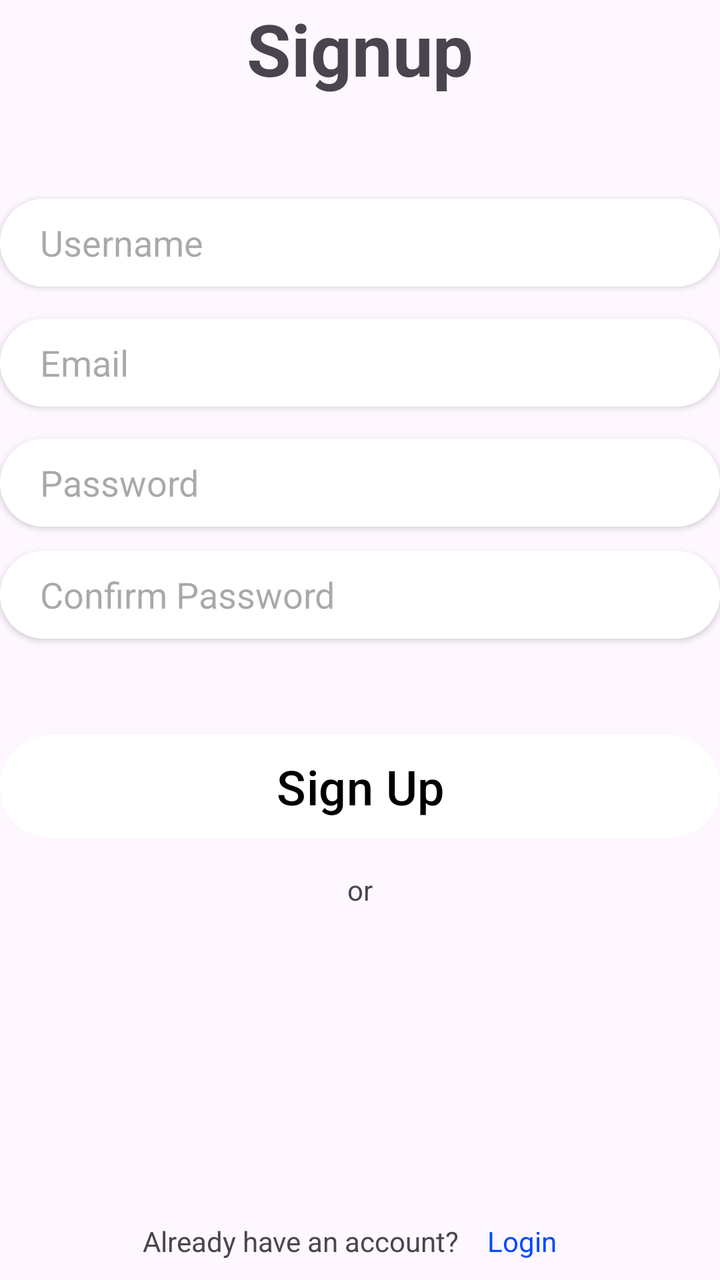
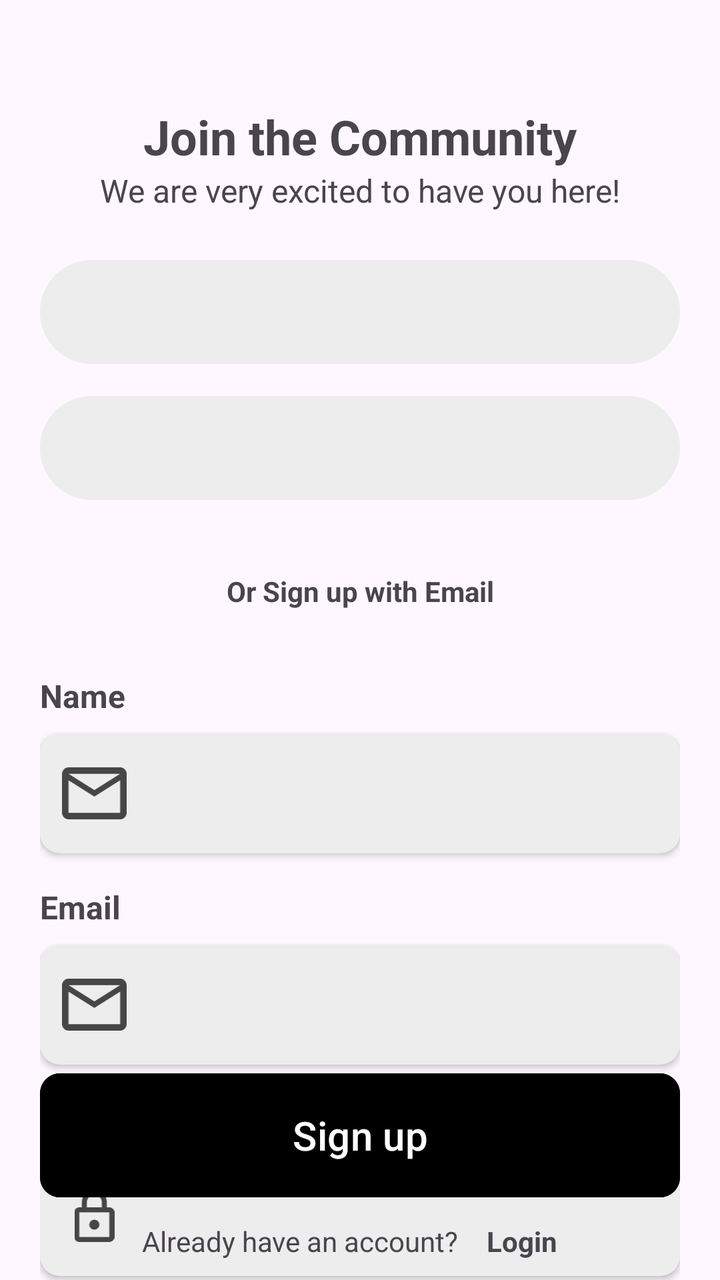

Screens rendered from an Android XML layout before and after an edit, with the pre-edit source and the edit as a unified diff.
<!-- AndroidManifest.xml: application theme Theme.Syncly -->
<!-- res/layout/fragment_sign_up.xml -->
<?xml version="1.0" encoding="utf-8"?>
<RelativeLayout xmlns:android="http://schemas.android.com/apk/res/android"
    xmlns:tools="http://schemas.android.com/tools"
    android:layout_width="match_parent"
    android:layout_height="match_parent"
    xmlns:app="http://schemas.android.com/apk/res-auto"
    tools:context=".fragments.SignUp">
    <TextView
        android:layout_width="wrap_content"
        android:layout_height="wrap_content"
        android:text="Signup"
        android:textSize="36dp"
        android:textStyle="bold"
        android:layout_centerHorizontal="true"
        android:id="@+id/title"
        />
    <androidx.cardview.widget.CardView
        android:layout_width="match_parent"
        android:layout_height="wrap_content"
        android:layout_below="@id/title"
        app:cardCornerRadius="6dp"
        android:layout_marginTop="10dp"
        android:id="@+id/errorCard"
        android:visibility="invisible"
        >
        <TextView
            android:layout_width="match_parent"
            android:layout_height="wrap_content"
            android:text="Incorrect email/password"
            android:textAlignment="center"
            android:textColor="@color/red"
            android:padding="6dp"
            android:id="@+id/errorMsg"
            android:background="@color/pink"/>
    </androidx.cardview.widget.CardView>
    <androidx.cardview.widget.CardView
        android:layout_width="match_parent"
        android:layout_height="44dp"
        app:cardCornerRadius="34dp"
        android:layout_marginTop="10dp"
        android:layout_marginBottom="8dp"
        android:layout_below="@id/errorCard"
        android:id="@+id/username"
        >
        <EditText
            android:layout_width="match_parent"
            android:layout_height="44dp"
            android:background="@color/white"
            android:textColor="@color/black"
            android:id="@+id/usernameInpt"
            android:hint="Username"
            android:paddingLeft="20dp"
            />
    </androidx.cardview.widget.CardView>
    <androidx.cardview.widget.CardView
        android:layout_width="match_parent"
        android:layout_height="44dp"
        app:cardCornerRadius="34dp"
        android:layout_marginTop="8dp"
        android:layout_marginBottom="8dp"
        android:layout_below="@id/username"
        android:id="@+id/email"
        >
        <EditText
            android:layout_width="match_parent"
            android:layout_height="44dp"
            android:background="@color/white"
            android:textColor="@color/black"
            android:id="@+id/emailInpt"
            android:hint="Email"
            android:paddingLeft="20dp"
            />
    </androidx.cardview.widget.CardView>
    <androidx.cardview.widget.CardView
        android:layout_width="match_parent"
        android:layout_height="44dp"
        app:cardCornerRadius="34dp"
        android:layout_marginTop="8dp"
        android:layout_marginBottom="4dp"
        android:layout_below="@id/email"
        android:id="@+id/pass"
        >
        <EditText
            android:layout_width="match_parent"
            android:layout_height="44dp"
            android:background="@color/white"
            android:textColor="@color/black"
            android:id="@+id/passInpt"
            android:hint="Password"
            android:inputType="textPassword"
            android:paddingLeft="20dp"
            />
    </androidx.cardview.widget.CardView>
    <androidx.cardview.widget.CardView
        android:layout_width="match_parent"
        android:layout_height="44dp"
        app:cardCornerRadius="24dp"
        android:layout_marginTop="8dp"
        android:layout_marginBottom="4dp"
        android:layout_below="@id/pass"
        android:id="@+id/confirmpass"
        >
        <EditText
            android:layout_width="match_parent"
            android:layout_height="44dp"
            android:background="@color/white"
            android:textColor="@color/black"
            android:id="@+id/confirmpassInpt"
            android:hint="Confirm Password"
            android:inputType="textPassword"
            android:paddingLeft="20dp"
            />
    </androidx.cardview.widget.CardView>
    <Button
        android:layout_width="match_parent"
        android:layout_height="60dp"
        android:backgroundTint="@color/white"
        android:text="Sign Up"
        android:textSize="24dp"
        android:textColor="@color/black"
        android:layout_marginTop="40dp"
        android:id="@+id/signupBtn"
        android:layout_below="@id/confirmpass"
        />
    <TextView
        android:layout_width="wrap_content"
        android:layout_height="wrap_content"
        android:text="or"
        android:layout_marginTop="12dp"
        android:layout_marginBottom="8dp"
        android:layout_below="@id/signupBtn"
        android:layout_centerHorizontal="true"
        android:id="@+id/or"
        />
    <LinearLayout
        android:layout_width="match_parent"
        android:layout_height="wrap_content"
        android:orientation="horizontal"
        android:gravity="center"
        android:layout_alignParentBottom="true"
        >
        <TextView
            android:layout_width="wrap_content"
            android:layout_height="wrap_content"
            android:text="Already have an account?"
            android:layout_marginRight="4dp"/>
        <TextView
            android:layout_width="wrap_content"
            android:layout_height="wrap_content"
            android:textColor="@color/blue"
            android:id="@+id/login"
            android:padding="10dp"
            android:text="Login"/>
    </LinearLayout>
</RelativeLayout>
<!-- resources referenced by this layout -->
<resources>
  <color name="black">#FF000000</color>
  <color name="blue">#0048FF</color>
  <color name="pink">#4DFF6154</color>
  <color name="red">#f71302</color>
  <color name="white">#FFFFFFFF</color>
  <style name="Theme.Syncly" parent="Base.Theme.Syncly" />
  <style name="Base.Theme.Syncly" parent="Theme.Material3.DayNight.NoActionBar">
          
          
      </style>
</resources>

<!-- the commit's change to res/layout/fragment_sign_up.xml (unified diff, before → after) -->
@@ -4,135 +4,187 @@
     android:layout_width="match_parent"
     android:layout_height="match_parent"
     xmlns:app="http://schemas.android.com/apk/res-auto"
-    tools:context=".fragments.SignUp">
+    tools:context=".fragments.Login">
+    <LinearLayout
+        android:id="@+id/header"
+        android:layout_width="match_parent"
+        android:layout_height="wrap_content"
+        android:orientation="vertical"
+        android:layout_margin="20dp"
+        android:gravity="center_horizontal"
+        android:layout_marginBottom="32dp"
+        >
+        <ImageView
+            android:layout_width="wrap_content"
+            android:layout_height="wrap_content"
+            android:layout_marginBottom="32dp"
+            />
+        <TextView
+            android:layout_width="wrap_content"
+            android:layout_height="wrap_content"
+            android:textSize="24sp"
+            android:textStyle="bold"
+            android:text="Join the Community"/>
+        <TextView
+            android:layout_width="wrap_content"
+            android:layout_height="wrap_content"
+            android:textSize="16sp"
+            android:text="We are very excited to have you here!"/>
+    </LinearLayout>
+    <LinearLayout
+        android:id="@+id/sso"
+        android:layout_width="match_parent"
+        android:layout_height="wrap_content"
+        android:layout_marginHorizontal="20dp"
+        android:orientation="vertical"
+        android:layout_below="@id/header"
+        >
+        <com.google.android.material.button.MaterialButton
+            android:layout_width="match_parent"
+            android:layout_height="60dp"
+            android:backgroundTint="@color/light_grey"
+            android:layout_marginBottom="8dp"/>
+        <com.google.android.material.button.MaterialButton
+            android:layout_width="match_parent"
+            android:layout_height="60dp"
+            android:backgroundTint="@color/light_grey"/>
+    </LinearLayout>
     <TextView
-        android:layout_width="wrap_content"
-        android:layout_height="wrap_content"
-        android:text="Signup"
-        android:textSize="36dp"
+        android:id="@+id/or"
+        android:layout_width="match_parent"
+        android:layout_height="wrap_content"
+        android:text="Or Sign up with Email"
+        android:layout_marginHorizontal="20dp"
+        android:layout_marginVertical="32dp"
+        android:gravity="center_horizontal"
+        android:textSize="14sp"
         android:textStyle="bold"
-        android:layout_centerHorizontal="true"
-        android:id="@+id/title"
-        />
-    <androidx.cardview.widget.CardView
-        android:layout_width="match_parent"
-        android:layout_height="wrap_content"
-        android:layout_below="@id/title"
-        app:cardCornerRadius="6dp"
-        android:layout_marginTop="10dp"
-        android:id="@+id/errorCard"
-        android:visibility="invisible"
-        >
-        <TextView
-            android:layout_width="match_parent"
-            android:layout_height="wrap_content"
-            android:text="Incorrect email/password"
-            android:textAlignment="center"
-            android:textColor="@color/red"
-            android:padding="6dp"
-            android:id="@+id/errorMsg"
-            android:background="@color/pink"/>
-    </androidx.cardview.widget.CardView>
-    <androidx.cardview.widget.CardView
-        android:layout_width="match_parent"
-        android:layout_height="44dp"
-        app:cardCornerRadius="34dp"
-        android:layout_marginTop="10dp"
-        android:layout_marginBottom="8dp"
-        android:layout_below="@id/errorCard"
-        android:id="@+id/username"
-        >
-        <EditText
-            android:layout_width="match_parent"
-            android:layout_height="44dp"
-            android:background="@color/white"
-            android:textColor="@color/black"
-            android:id="@+id/usernameInpt"
-            android:hint="Username"
-            android:paddingLeft="20dp"
-            />
-    </androidx.cardview.widget.CardView>
-    <androidx.cardview.widget.CardView
-        android:layout_width="match_parent"
-        android:layout_height="44dp"
-        app:cardCornerRadius="34dp"
-        android:layout_marginTop="8dp"
-        android:layout_marginBottom="8dp"
-        android:layout_below="@id/username"
-        android:id="@+id/email"
-        >
-        <EditText
-            android:layout_width="match_parent"
-            android:layout_height="44dp"
-            android:background="@color/white"
-            android:textColor="@color/black"
-            android:id="@+id/emailInpt"
-            android:hint="Email"
-            android:paddingLeft="20dp"
-            />
-    </androidx.cardview.widget.CardView>
-    <androidx.cardview.widget.CardView
-        android:layout_width="match_parent"
-        android:layout_height="44dp"
-        app:cardCornerRadius="34dp"
-        android:layout_marginTop="8dp"
-        android:layout_marginBottom="4dp"
-        android:layout_below="@id/email"
-        android:id="@+id/pass"
-        >
-        <EditText
-            android:layout_width="match_parent"
-            android:layout_height="44dp"
-            android:background="@color/white"
-            android:textColor="@color/black"
-            android:id="@+id/passInpt"
-            android:hint="Password"
-            android:inputType="textPassword"
-            android:paddingLeft="20dp"
-            />
-    </androidx.cardview.widget.CardView>
-    <androidx.cardview.widget.CardView
-        android:layout_width="match_parent"
-        android:layout_height="44dp"
-        app:cardCornerRadius="24dp"
-        android:layout_marginTop="8dp"
-        android:layout_marginBottom="4dp"
-        android:layout_below="@id/pass"
-        android:id="@+id/confirmpass"
-        >
-        <EditText
-            android:layout_width="match_parent"
-            android:layout_height="44dp"
-            android:background="@color/white"
-            android:textColor="@color/black"
-            android:id="@+id/confirmpassInpt"
-            android:hint="Confirm Password"
-            android:inputType="textPassword"
-            android:paddingLeft="20dp"
-            />
-    </androidx.cardview.widget.CardView>
-    <Button
-        android:layout_width="match_parent"
-        android:layout_height="60dp"
-        android:backgroundTint="@color/white"
-        android:text="Sign Up"
-        android:textSize="24dp"
-        android:textColor="@color/black"
-        android:layout_marginTop="40dp"
+        android:layout_below="@id/sso"/>
+    <LinearLayout
+        android:layout_width="match_parent"
+        android:layout_height="wrap_content"
+        android:orientation="vertical"
+        android:layout_marginHorizontal="20dp"
+        android:layout_below="@id/or"
+        >
+        <TextView
+            android:layout_width="wrap_content"
+            android:layout_height="wrap_content"
+            android:text="Name"
+            android:textSize="16sp"
+            android:textStyle="bold"
+            android:layout_marginBottom="8dp"/>
+        <androidx.cardview.widget.CardView
+            android:layout_width="match_parent"
+            android:layout_height="60dp"
+            android:backgroundTint="@color/light_grey"
+            app:cardCornerRadius="10dp"
+            android:layout_marginBottom="16dp">
+            <LinearLayout
+                android:layout_width="match_parent"
+                android:layout_height="match_parent"
+                android:orientation="horizontal"
+                android:gravity="center_vertical"
+                >
+                <ImageView
+                    android:layout_width="0dp"
+                    android:layout_height="26dp"
+                    android:layout_weight="2"
+                    android:src="@drawable/icon_email"
+                    />
+                <EditText
+                    android:id="@+id/nameInpt"
+                    android:layout_width="0dp"
+                    android:layout_weight="9"
+                    android:layout_height="match_parent"
+                    android:background="@android:color/transparent"
+                    android:layout_marginEnd="20dp"/>
+            </LinearLayout>
+        </androidx.cardview.widget.CardView>
+        <TextView
+            android:layout_width="wrap_content"
+            android:layout_height="wrap_content"
+            android:text="Email"
+            android:textSize="16sp"
+            android:textStyle="bold"
+            android:layout_marginBottom="8dp"/>
+        <androidx.cardview.widget.CardView
+            android:layout_width="match_parent"
+            android:layout_height="60dp"
+            android:backgroundTint="@color/light_grey"
+            app:cardCornerRadius="10dp"
+            android:layout_marginBottom="16dp">
+            <LinearLayout
+                android:layout_width="match_parent"
+                android:layout_height="match_parent"
+                android:orientation="horizontal"
+                android:gravity="center_vertical"
+                >
+                <ImageView
+                    android:layout_width="0dp"
+                    android:layout_height="26dp"
+                    android:layout_weight="2"
+                    android:src="@drawable/icon_email"
+                    />
+                <EditText
+                    android:id="@+id/emailInpt"
+                    android:layout_width="0dp"
+                    android:layout_weight="9"
+                    android:layout_height="match_parent"
+                    android:background="@android:color/transparent"
+                    android:layout_marginEnd="20dp"/>
+            </LinearLayout>
+        </androidx.cardview.widget.CardView>
+        <TextView
+            android:layout_width="wrap_content"
+            android:layout_height="wrap_content"
+            android:text="Password"
+            android:textSize="16sp"
+            android:textStyle="bold"
+            android:layout_marginBottom="8dp"/>
+        <androidx.cardview.widget.CardView
+            android:layout_width="match_parent"
+            android:layout_height="60dp"
+            android:backgroundTint="@color/light_grey"
+            app:cardCornerRadius="10dp"
+            android:layout_marginBottom="16dp">
+            <LinearLayout
+                android:layout_width="match_parent"
+                android:layout_height="match_parent"
+                android:orientation="horizontal"
+                android:gravity="center_vertical"
+                >
+                <ImageView
+                    android:layout_width="0dp"
+                    android:layout_height="26dp"
+                    android:layout_weight="2"
+                    android:src="@drawable/icon_lock"
+                    />
+                <EditText
+                    android:id="@+id/passInpt"
+                    android:layout_width="0dp"
+                    android:layout_weight="9"
+                    android:layout_height="match_parent"
+                    android:background="@android:color/transparent"
+                    android:layout_marginEnd="20dp"/>
+            </LinearLayout>
+        </androidx.cardview.widget.CardView>
+    </LinearLayout>
+
+    <com.google.android.material.button.MaterialButton
         android:id="@+id/signupBtn"
-        android:layout_below="@id/confirmpass"
-        />
-    <TextView
-        android:layout_width="wrap_content"
-        android:layout_height="wrap_content"
-        android:text="or"
-        android:layout_marginTop="12dp"
-        android:layout_marginBottom="8dp"
-        android:layout_below="@id/signupBtn"
-        android:layout_centerHorizontal="true"
-        android:id="@+id/or"
-        />
-    <LinearLayout
+        android:layout_width="match_parent"
+        android:layout_height="70dp"
+        android:layout_above="@id/question"
+        android:layout_marginHorizontal="20dp"
+        android:layout_marginBottom="-2dp"
+        android:backgroundTint="@color/black"
+        android:text="Sign up"
+        android:textSize="20sp"
+        app:cornerRadius="10dp" />
+
+    <LinearLayout
+        android:id="@+id/question"
         android:layout_width="match_parent"
         android:layout_height="wrap_content"
         android:orientation="horizontal"
@@ -143,13 +195,15 @@
             android:layout_width="wrap_content"
             android:layout_height="wrap_content"
             android:text="Already have an account?"
+            android:textSize="14sp"
             android:layout_marginRight="4dp"/>
         <TextView
             android:layout_width="wrap_content"
             android:layout_height="wrap_content"
-            android:textColor="@color/blue"
+            android:textStyle="bold"
             android:id="@+id/login"
             android:padding="10dp"
+            android:textSize="14sp"
             android:text="Login"/>
     </LinearLayout>
 </RelativeLayout>
<!-- resource entries referenced after the edit -->
@@ -1,10 +1,27 @@
 <!-- resources referenced by this layout -->
 <resources>
   <color name="black">#FF000000</color>
-  <color name="blue">#0048FF</color>
-  <color name="pink">#4DFF6154</color>
-  <color name="red">#f71302</color>
-  <color name="white">#FFFFFFFF</color>
+  <color name="light_grey">#EDEDED</color>
+  <!-- drawable icon_email (drawable) -->
+  <vector xmlns:android="http://schemas.android.com/apk/res/android"
+      android:width="26dp"
+      android:height="21dp"
+      android:viewportWidth="26"
+      android:viewportHeight="21">
+    <path
+        android:pathData="M2.6,21C1.885,21 1.273,20.743 0.764,20.229C0.255,19.715 0,19.097 0,18.375V2.625C0,1.903 0.255,1.285 0.764,0.771C1.273,0.257 1.885,0 2.6,0H23.4C24.115,0 24.727,0.257 25.236,0.771C25.745,1.285 26,1.903 26,2.625V18.375C26,19.097 25.745,19.715 25.236,20.229C24.727,20.743 24.115,21 23.4,21H2.6ZM13,11.813L2.6,5.25V18.375H23.4V5.25L13,11.813ZM13,9.188L23.4,2.625H2.6L13,9.188ZM2.6,5.25V2.625V18.375V5.25Z"
+        android:fillColor="#464646"/>
+  </vector>
+  <!-- drawable icon_lock (drawable) -->
+  <vector xmlns:android="http://schemas.android.com/apk/res/android"
+      android:width="20dp"
+      android:height="26dp"
+      android:viewportWidth="20"
+      android:viewportHeight="26">
+    <path
+        android:pathData="M2.5,26C1.813,26 1.224,25.757 0.734,25.273C0.245,24.788 0,24.205 0,23.524V11.143C0,10.462 0.245,9.879 0.734,9.394C1.224,8.909 1.813,8.667 2.5,8.667H3.75V6.19C3.75,4.478 4.359,3.018 5.578,1.811C6.797,0.604 8.271,0 10,0C11.729,0 13.203,0.604 14.422,1.811C15.641,3.018 16.25,4.478 16.25,6.19V8.667H17.5C18.188,8.667 18.776,8.909 19.266,9.394C19.755,9.879 20,10.462 20,11.143V23.524C20,24.205 19.755,24.788 19.266,25.273C18.776,25.757 18.188,26 17.5,26H2.5ZM2.5,23.524H17.5V11.143H2.5V23.524ZM10,19.809C10.688,19.809 11.276,19.567 11.766,19.082C12.255,18.597 12.5,18.014 12.5,17.333C12.5,16.652 12.255,16.069 11.766,15.585C11.276,15.1 10.688,14.857 10,14.857C9.313,14.857 8.724,15.1 8.234,15.585C7.745,16.069 7.5,16.652 7.5,17.333C7.5,18.014 7.745,18.597 8.234,19.082C8.724,19.567 9.313,19.809 10,19.809ZM6.25,8.667H13.75V6.19C13.75,5.159 13.385,4.282 12.656,3.56C11.927,2.837 11.042,2.476 10,2.476C8.958,2.476 8.073,2.837 7.344,3.56C6.615,4.282 6.25,5.159 6.25,6.19V8.667Z"
+        android:fillColor="#464646"/>
+  </vector>
   <style name="Theme.Syncly" parent="Base.Theme.Syncly" />
   <style name="Base.Theme.Syncly" parent="Theme.Material3.DayNight.NoActionBar">
           
